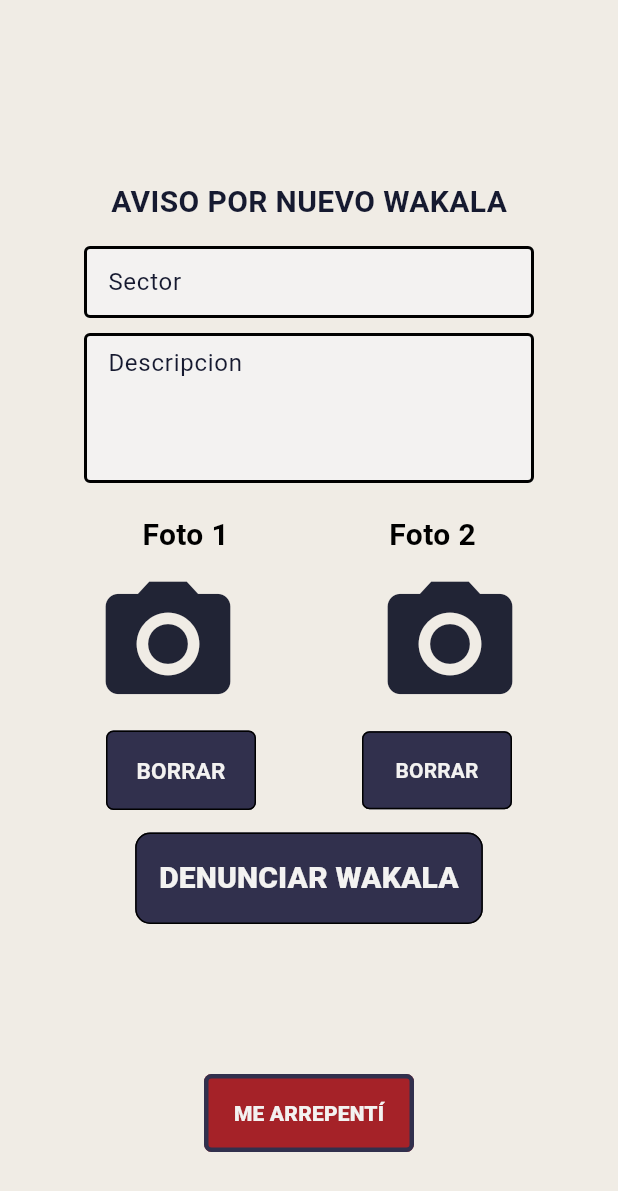
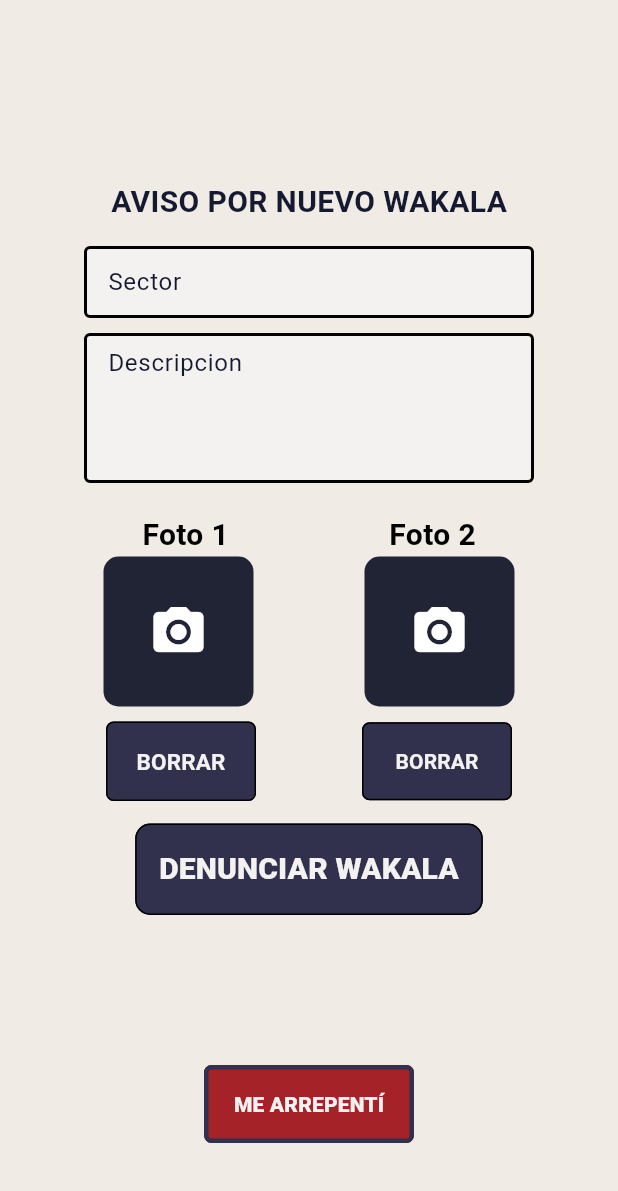
Before and after one commit to esuazo2601/wakala_app, a Flutter app: the NewWakala screen opened directly, after a tap on the "photo camera" icon, on a phone screen of 412 x 824 dp. Shown: the top 1191 px of the screen. Run offline on Flutter 3.47's test engine with Material 3 defaults, Android fonts, the light colour scheme and no system bars; our stand-ins replace cloud_firestore, firebase_core, flutter_native_image, image_picker, motion_toast, shared_preferences; missing offline and left inert: a package; accounts and stored records are empty.

Commit message:
feat: subir y borrar foto en vista previa de new_wakala

```diff
--- a/lib/comentario.dart
+++ b/lib/comentario.dart
@@ -2,7 +2,7 @@ import 'package:flutter/material.dart';
 import 'package:wakala_app/color_palette.dart';
 
 class Comentario extends StatelessWidget {
-  const Comentario({Key? key});
+  const Comentario({super.key});
 
   @override
   Widget build(BuildContext context) {
@@ -13,7 +13,7 @@ class Comentario extends StatelessWidget {
       height: MediaQuery.of(context).size.height * 0.12,
       decoration: BoxDecoration(
         border: Border.all(color: bottomColor, width: 3),
-        borderRadius: BorderRadius.all(Radius.circular(20)),
+        borderRadius: const BorderRadius.all(Radius.circular(20)),
         color: topColor,
       ),
       child: const Padding(
@@ -53,7 +53,7 @@ class Comentario extends StatelessWidget {
               mainAxisSize: MainAxisSize.max,
               children: [
                 Padding(
-                  padding: const EdgeInsets.fromLTRB(0, 0, 5, 0),
+                  padding: EdgeInsets.fromLTRB(0, 0, 5, 0),
                   child: Text(
                     "por @user",
                     textAlign: TextAlign.justify,
--- a/lib/detalle_foto.dart
+++ b/lib/detalle_foto.dart
@@ -1,4 +1,5 @@
 ///File download from FlutterViz- Drag and drop a tools. For more details visit https://flutterviz.io/
+library;
 
 import 'package:flutter/material.dart';
 
--- a/lib/login_screen.dart
+++ b/lib/login_screen.dart
@@ -4,7 +4,6 @@ import 'package:wakala_app/firebase/firestore.dart';
 //import 'package:wakala_app/models/models.dart';
 import 'package:wakala_app/wakalas_list.dart';
 import 'package:motion_toast/motion_toast.dart';
-import 'package:shared_preferences/shared_preferences.dart';
 
 class LoginScreen extends StatefulWidget {
   const LoginScreen({super.key});
--- a/lib/main.dart
+++ b/lib/main.dart
@@ -21,14 +21,14 @@ void main() async {
 class MyApp extends StatelessWidget {
   final bool isLoggedIn;
 
-  const MyApp({required this.isLoggedIn});
+  const MyApp({super.key, required this.isLoggedIn});
 
   @override
   Widget build(BuildContext context) {
     return MaterialApp(
       debugShowCheckedModeBanner: false,
       title: 'FlutterViz Demo',
-      home: isLoggedIn ? WakalasList() : LoginScreen(),
+      home: isLoggedIn ? const WakalasList() : const LoginScreen(),
     );
   }
 }
--- a/lib/new_comment.dart
+++ b/lib/new_comment.dart
@@ -1,4 +1,5 @@
 ///File download from FlutterViz- Drag and drop a tools. For more details visit https://flutterviz.io/
+library;
 
 import 'package:flutter/material.dart';
 
--- a/lib/new_wakala.dart
+++ b/lib/new_wakala.dart
@@ -1,9 +1,8 @@
 import 'package:flutter/material.dart';
 import 'package:wakala_app/color_palette.dart';
 import 'package:image_picker/image_picker.dart';
-import 'package:flutter_native_image/flutter_native_image.dart';
+import 'package:wakala_app/utils.dart';
 import 'dart:io';
-import 'package:wakala_app/utils.dart';
 
 class NewWakala extends StatefulWidget {
   const NewWakala({super.key});
@@ -20,13 +19,13 @@ class _NewWakalaState extends State<NewWakala> {
   String? imagePath1;
   String? imagePath2;
 
-  void pickMedia(ImageSource source, String? imagePath) async {
+  Future<String?> pickMedia(ImageSource source) async {
     XFile? file;
     file = await ImagePicker().pickImage(source: source);
     if (file != null) {
-      imagePath = file.path;
-      setState(() {});
+      return file.path;
     }
+    return null;
   }
 
   @override
@@ -222,14 +221,32 @@ class _NewWakalaState extends State<NewWakala> {
                   mainAxisSize: MainAxisSize.max,
                   children: [
                     Padding(
-                      padding: const EdgeInsets.fromLTRB(0, 0, 18, 0),
-                      child: IconButton(
-                        icon: const Icon(Icons.photo_camera),
-                        onPressed: () {
-                          pickMedia(ImageSource.gallery, imagePath1);
+                      padding: const EdgeInsets.fromLTRB(10, 0, 15, 10),
+                      child: InkWell(
+                        onTap: () async {
+                          String? imagePath =
+                              await pickMedia(ImageSource.gallery);
+                          if (imagePath != null) {
+                            setState(() {
+                              imagePath1 = imagePath;
+                            });
+                          }
                         },
-                        color: const Color(0xff212435),
-                        iconSize: 100,
+                        child: Container(
+                          width: 100,
+                          height: 100,
+                          decoration: BoxDecoration(
+                            color: const Color(0xff212435),
+                            borderRadius: BorderRadius.circular(10.0),
+                          ),
+                          child: imagePath1 != null
+                              ? Image.file(
+                                  File(imagePath1!),
+                                  fit: BoxFit.cover,
+                                )
+                              : const Icon(Icons.photo_camera,
+                                  color: Colors.white, size: 40),
+                        ),
                       ),
                     ),
                   ],
@@ -239,11 +256,34 @@ class _NewWakalaState extends State<NewWakala> {
                   crossAxisAlignment: CrossAxisAlignment.center,
                   mainAxisSize: MainAxisSize.max,
                   children: [
-                    IconButton(
-                      icon: const Icon(Icons.photo_camera),
-                      onPressed: () {},
-                      color: const Color(0xff212435),
-                      iconSize: 100,
+                    Padding(
+                      padding: const EdgeInsets.fromLTRB(0, 0, 10, 10),
+                      child: InkWell(
+                        onTap: () async {
+                          String? imagePath =
+                              await pickMedia(ImageSource.gallery);
+                          if (imagePath != null) {
+                            setState(() {
+                              imagePath2 = imagePath;
+                            });
+                          }
+                        },
+                        child: Container(
+                          width: 100,
+                          height: 100,
+                          decoration: BoxDecoration(
+                            color: const Color(0xff212435),
+                            borderRadius: BorderRadius.circular(10.0),
+                          ),
+                          child: imagePath2 != null
+                              ? Image.file(
+                                  File(imagePath2!),
+                                  fit: BoxFit.cover,
+                                )
+                              : const Icon(Icons.photo_camera,
+                                  color: Colors.white, size: 40),
+                        ),
+                      ),
                     ),
                   ],
                 ),
@@ -260,7 +300,11 @@ class _NewWakalaState extends State<NewWakala> {
                   mainAxisSize: MainAxisSize.max,
                   children: [
                     MaterialButton(
-                      onPressed: () {},
+                      onPressed: () {
+                        setState(() {
+                          imagePath1 = null;
+                        });
+                      },
                       color: topColor,
                       elevation: 0,
                       shape: RoundedRectangleBorder(
@@ -289,7 +333,11 @@ class _NewWakalaState extends State<NewWakala> {
                   mainAxisSize: MainAxisSize.max,
                   children: [
                     MaterialButton(
-                      onPressed: () {},
+                      onPressed: () {
+                        setState(() {
+                          imagePath2 = null;
+                        });
+                      },
                       color: topColor,
                       elevation: 0,
                       shape: RoundedRectangleBorder(
@@ -357,11 +405,11 @@ class _NewWakalaState extends State<NewWakala> {
                     onPressed: () {
                       Navigator.pop(context);
                     },
-                    color: Color(0xffA52228),
+                    color: const Color(0xffA52228),
                     elevation: 0,
                     shape: RoundedRectangleBorder(
                       borderRadius: BorderRadius.circular(5.0),
-                      side: BorderSide(color: topColor, width: 3),
+                      side: const BorderSide(color: topColor, width: 3),
                     ),
                     padding: const EdgeInsets.all(16),
                     textColor: containerColor,
--- a/lib/wakalas_list.dart
+++ b/lib/wakalas_list.dart
@@ -128,7 +128,7 @@ class _WakalasListState extends State<WakalasList> {
                           Navigator.push(
                               context,
                               MaterialPageRoute(
-                                  builder: (context) => NewWakala()));
+                                  builder: (context) => const NewWakala()));
                         },
                         color: backGroundColor,
                         iconSize: 50,
--- a/pubspec.yaml
+++ b/pubspec.yaml
@@ -52,7 +52,7 @@ dev_dependencies:
   # activated in the `analysis_options.yaml` file located at the root of your
   # package. See that file for information about deactivating specific lint
   # rules and activating additional ones.
-  flutter_lints: ^2.0.0
+  flutter_lints: ^3.0.1
 
 # For information on the generic Dart part of this file, see the
 # following page: https://dart.dev/tools/pub/pubspec
```
Also changed, not shown: lib/Detalles.dart (+17 -19 lines), lib/wakala.dart (+4 -4 lines), pubspec.lock.
